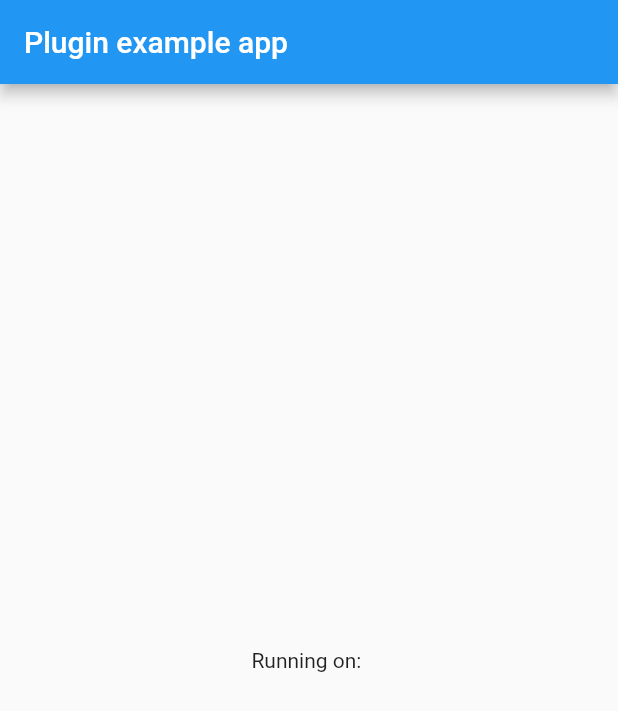
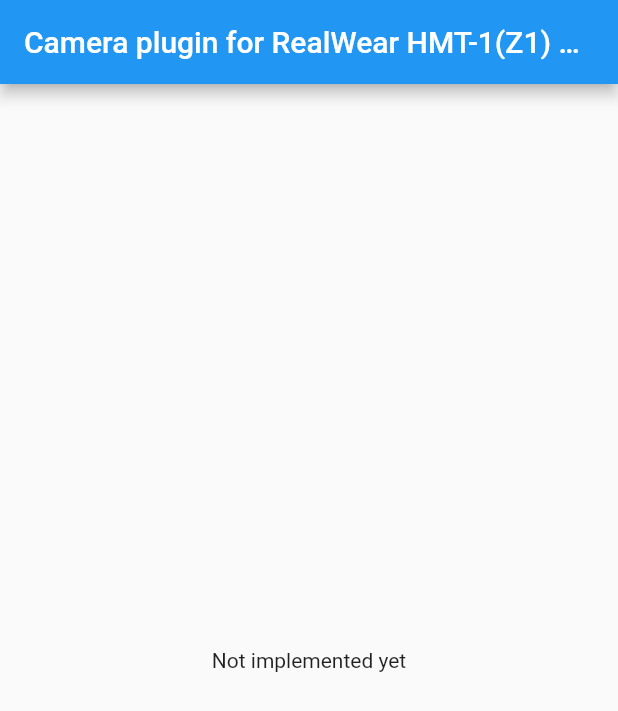
Before and after one commit to Skyggedans/rw_camera, a Flutter app: the screen it shows after launch, on a phone screen of 412 x 824 dp. Shown: the top 711 px of the screen. Run offline on Flutter 3.47's test engine with Material 2 defaults, Android fonts, the phone set to English and light mode, and no system bars.

Commit message:
String fixes

```diff
--- a/example/lib/main.dart
+++ b/example/lib/main.dart
@@ -22,10 +22,10 @@
     return MaterialApp(
       home: Scaffold(
         appBar: AppBar(
-          title: const Text('Plugin example app'),
+          title: const Text('Camera plugin for RealWear HMT-1(Z1) example app'),
         ),
         body: Center(
-          child: Text('Running on: '),
+          child: Text('Not implemented yet'),
         ),
       ),
     );
--- a/pubspec.yaml
+++ b/pubspec.yaml
@@ -1,5 +1,5 @@
 name: rw_camera
-description: Camera Plugin for RealWear HMT-1
+description: Camera Plugin for RealWear HMT-1(Z1)
 version: 0.0.1
 author: Andrei Klaptsov <skyggedanser@gmail.com>
 homepage: https://github.com/Skyggedans/rw_camera
```
Also changed, not shown: 2 other files.
